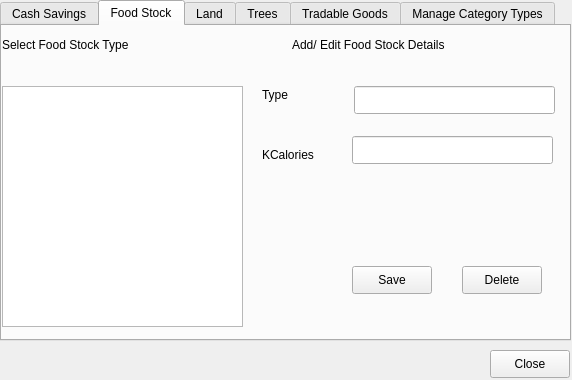
Qt form open-ihm/gui/designs/ui_manageassets.ui (snim2mirror/openihm) before a commit.
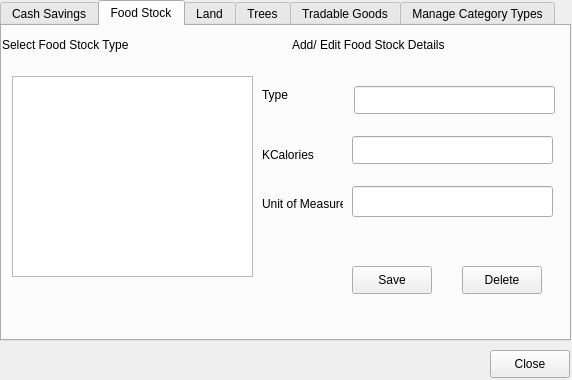
The same form after that commit. The open tabs and pages were chosen to show the change.

Commit message: code and interface update for manageassets and manageincomedetails

```diff
--- a/open-ihm/gui/designs/ui_manageassets.ui
+++ b/open-ihm/gui/designs/ui_manageassets.ui
@@ -131,17 +131,7 @@
     <attribute name="title">
      <string>Food Stock</string>
     </attribute>
-    <widget class="QListWidget" name="listWidget_2">
-     <property name="geometry">
-      <rect>
-       <x>0</x>
-       <y>60</y>
-       <width>241</width>
-       <height>241</height>
-      </rect>
-     </property>
-    </widget>
-    <widget class="QLineEdit" name="lineEdit_2">
+    <widget class="QLineEdit" name="txtFoodStockType">
      <property name="geometry">
       <rect>
        <x>352</x>
@@ -239,6 +229,39 @@
       <string>Add/ Edit Food Stock Details</string>
      </property>
     </widget>
+    <widget class="QLineEdit" name="txtMeasuringUnit">
+     <property name="geometry">
+      <rect>
+       <x>350</x>
+       <y>160</y>
+       <width>201</width>
+       <height>31</height>
+      </rect>
+     </property>
+    </widget>
+    <widget class="QLabel" name="label_4">
+     <property name="geometry">
+      <rect>
+       <x>260</x>
+       <y>170</y>
+       <width>81</width>
+       <height>16</height>
+      </rect>
+     </property>
+     <property name="text">
+      <string>Unit of Measure</string>
+     </property>
+    </widget>
+    <widget class="QListView" name="foodListView">
+     <property name="geometry">
+      <rect>
+       <x>10</x>
+       <y>50</y>
+       <width>241</width>
+       <height>201</height>
+      </rect>
+     </property>
+    </widget>
    </widget>
    <widget class="QWidget" name="tabLand">
     <attribute name="title">
```
Left out of the diff: 66 changed lines with no effect on the pictures. The commit also changes 6 other files.
